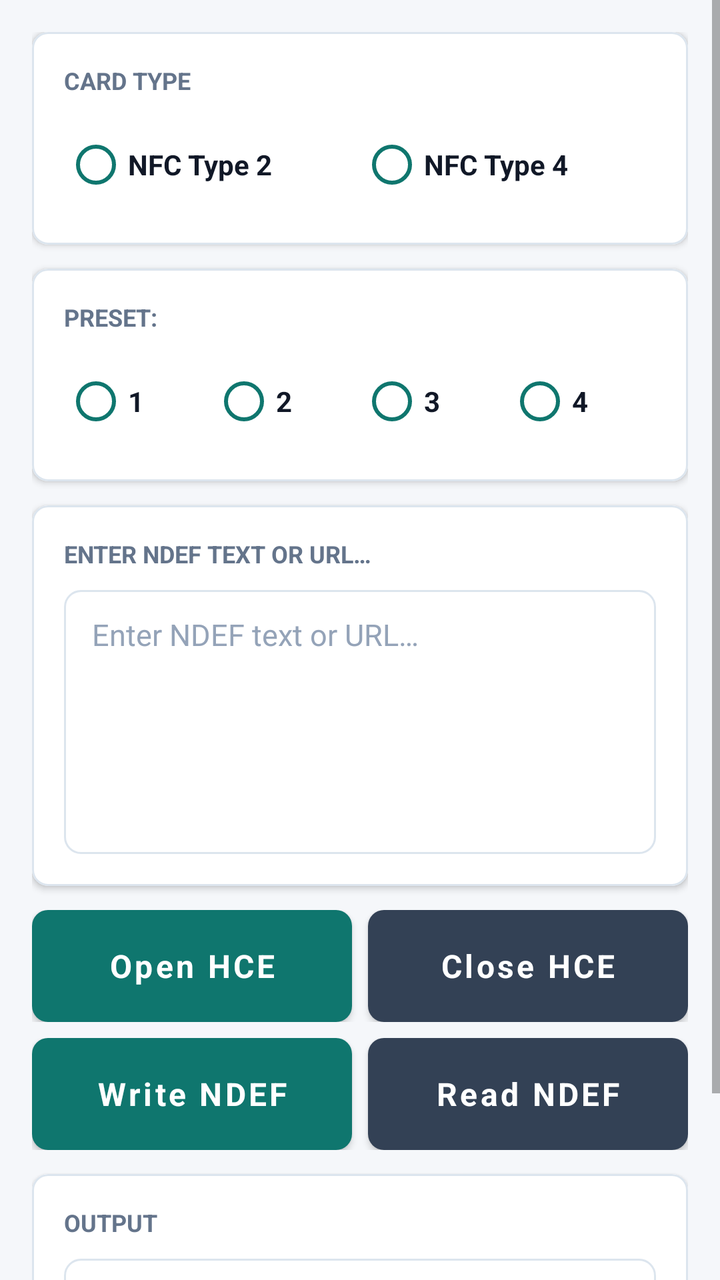
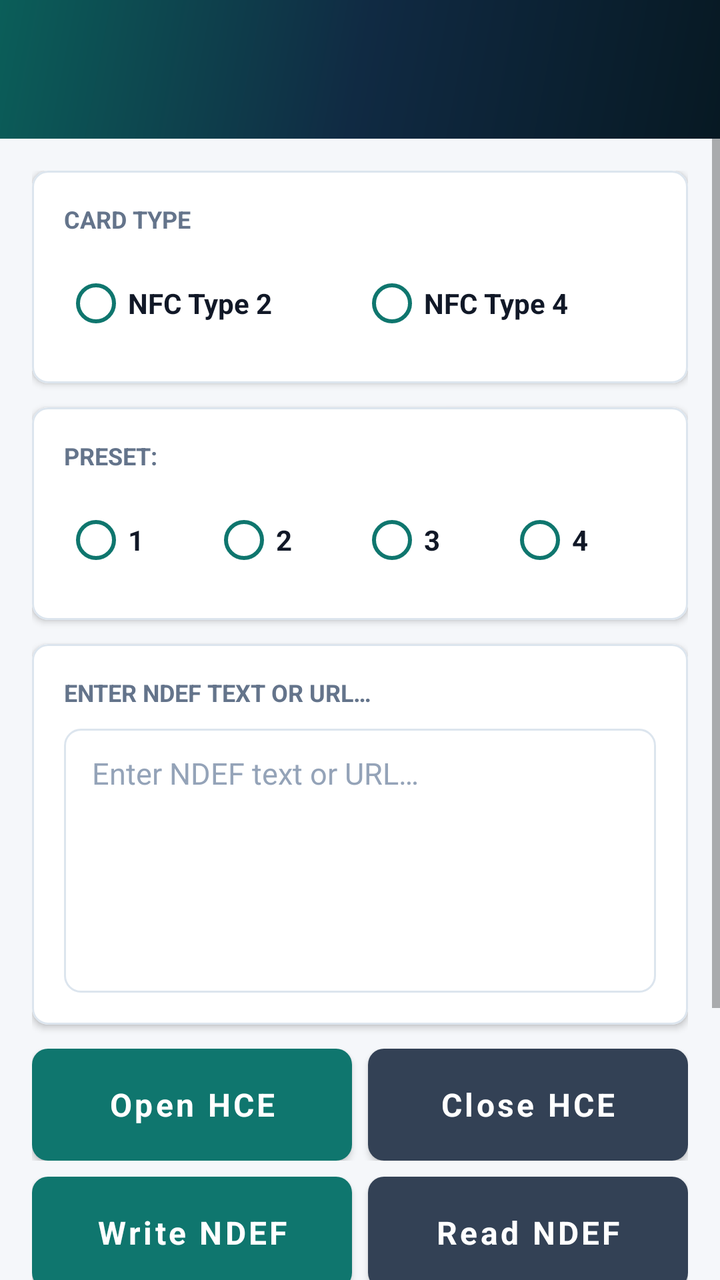

An Android layout rendered at two revisions. The XML below is the earlier revision; the diff shows what the commit changed to produce the second picture.
<!-- AndroidManifest.xml: application theme AppTheme -->
<!-- res/layout/activity_hce.xml -->
<?xml version="1.0" encoding="utf-8"?>
<LinearLayout xmlns:android="http://schemas.android.com/apk/res/android"
    xmlns:app="http://schemas.android.com/apk/res-auto"
    android:layout_width="match_parent"
    android:layout_height="match_parent"
    android:background="@color/background"
    android:orientation="vertical">

    <ScrollView
        android:layout_width="match_parent"
        android:layout_height="match_parent"
        android:fillViewport="true">

        <LinearLayout
            android:layout_width="match_parent"
            android:layout_height="wrap_content"
            android:orientation="vertical"
            android:padding="@dimen/screen_margin">

            <com.google.android.material.card.MaterialCardView
                style="@style/AppCard"
                android:layout_width="match_parent"
                android:layout_height="wrap_content"
                android:layout_marginBottom="12dp">

                <LinearLayout
                    android:layout_width="match_parent"
                    android:layout_height="wrap_content"
                    android:orientation="vertical"
                    android:padding="16dp">

                    <TextView
                        style="@style/TextSectionLabel"
                        android:layout_width="wrap_content"
                        android:layout_height="wrap_content"
                        android:text="@string/hce_card_type_label" />

                    <RadioGroup
                        android:id="@+id/rdg_nfc_type"
                        android:layout_width="match_parent"
                        android:layout_height="wrap_content"
                        android:layout_marginTop="10dp"
                        android:orientation="horizontal">

                        <RadioButton
                            android:id="@+id/rdo_type2"
                            android:layout_width="0dp"
                            android:layout_height="wrap_content"
                            android:layout_weight="1"
                            android:buttonTint="@color/accent"
                            android:text="@string/hce_type2"
                            android:textColor="@color/text_primary"
                            android:textStyle="bold" />

                        <RadioButton
                            android:id="@+id/rdo_type4"
                            android:layout_width="0dp"
                            android:layout_height="wrap_content"
                            android:layout_weight="1"
                            android:buttonTint="@color/accent"
                            android:text="@string/hce_type4"
                            android:textColor="@color/text_primary"
                            android:textStyle="bold" />
                    </RadioGroup>
                </LinearLayout>
            </com.google.android.material.card.MaterialCardView>

            <com.google.android.material.card.MaterialCardView
                style="@style/AppCard"
                android:layout_width="match_parent"
                android:layout_height="wrap_content"
                android:layout_marginBottom="12dp">

                <LinearLayout
                    android:layout_width="match_parent"
                    android:layout_height="wrap_content"
                    android:orientation="vertical"
                    android:padding="16dp">

                    <TextView
                        style="@style/TextSectionLabel"
                        android:layout_width="wrap_content"
                        android:layout_height="wrap_content"
                        android:text="@string/hce_data_label" />

                    <RadioGroup
                        android:id="@+id/rdg_nfc_data"
                        android:layout_width="match_parent"
                        android:layout_height="wrap_content"
                        android:layout_marginTop="10dp"
                        android:orientation="horizontal">

                        <RadioButton
                            android:id="@+id/rdo_data_1"
                            android:layout_width="0dp"
                            android:layout_height="wrap_content"
                            android:layout_weight="1"
                            android:buttonTint="@color/accent"
                            android:text="1"
                            android:textColor="@color/text_primary"
                            android:textStyle="bold" />

                        <RadioButton
                            android:id="@+id/rdo_data_2"
                            android:layout_width="0dp"
                            android:layout_height="wrap_content"
                            android:layout_weight="1"
                            android:buttonTint="@color/accent"
                            android:text="2"
                            android:textColor="@color/text_primary"
                            android:textStyle="bold" />

                        <RadioButton
                            android:id="@+id/rdo_data_3"
                            android:layout_width="0dp"
                            android:layout_height="wrap_content"
                            android:layout_weight="1"
                            android:buttonTint="@color/accent"
                            android:text="3"
                            android:textColor="@color/text_primary"
                            android:textStyle="bold" />

                        <RadioButton
                            android:id="@+id/rdo_data_4"
                            android:layout_width="0dp"
                            android:layout_height="wrap_content"
                            android:layout_weight="1"
                            android:buttonTint="@color/accent"
                            android:text="4"
                            android:textColor="@color/text_primary"
                            android:textStyle="bold" />
                    </RadioGroup>
                </LinearLayout>
            </com.google.android.material.card.MaterialCardView>

            <com.google.android.material.card.MaterialCardView
                style="@style/AppCard"
                android:layout_width="match_parent"
                android:layout_height="wrap_content"
                android:layout_marginBottom="12dp">

                <LinearLayout
                    android:layout_width="match_parent"
                    android:layout_height="wrap_content"
                    android:orientation="vertical"
                    android:padding="16dp">

                    <TextView
                        style="@style/TextSectionLabel"
                        android:layout_width="wrap_content"
                        android:layout_height="wrap_content"
                        android:text="@string/hce_ndef_hint" />

                    <EditText
                        android:id="@+id/edt_ndef_text"
                        style="@style/InputField"
                        android:layout_width="match_parent"
                        android:layout_height="132dp"
                        android:layout_marginTop="10dp"
                        android:gravity="top|start"
                        android:hint="@string/hce_ndef_hint"
                        android:inputType="textMultiLine"
                        android:maxLength="1014" />
                </LinearLayout>
            </com.google.android.material.card.MaterialCardView>

            <LinearLayout
                android:layout_width="match_parent"
                android:layout_height="wrap_content"
                android:layout_marginBottom="8dp"
                android:orientation="horizontal">

                <com.google.android.material.button.MaterialButton
                    android:id="@+id/btn_open_hce"
                    style="@style/AccentButton"
                    android:layout_width="0dp"
                    android:layout_height="@dimen/button_height"
                    android:layout_marginEnd="4dp"
                    android:layout_weight="1"
                    android:text="@string/hce_open" />

                <com.google.android.material.button.MaterialButton
                    android:id="@+id/btn_close_hce"
                    style="@style/SecondaryButton"
                    android:layout_width="0dp"
                    android:layout_height="@dimen/button_height"
                    android:layout_marginStart="4dp"
                    android:layout_weight="1"
                    android:text="@string/hce_close" />
            </LinearLayout>

            <LinearLayout
                android:layout_width="match_parent"
                android:layout_height="wrap_content"
                android:layout_marginBottom="12dp"
                android:orientation="horizontal">

                <com.google.android.material.button.MaterialButton
                    android:id="@+id/btn_write_ndef_data"
                    style="@style/AccentButton"
                    android:layout_width="0dp"
                    android:layout_height="@dimen/button_height"
                    android:layout_marginEnd="4dp"
                    android:layout_weight="1"
                    android:text="@string/hce_write" />

                <com.google.android.material.button.MaterialButton
                    android:id="@+id/btn_read_ndef_data"
                    style="@style/SecondaryButton"
                    android:layout_width="0dp"
                    android:layout_height="@dimen/button_height"
                    android:layout_marginStart="4dp"
                    android:layout_weight="1"
                    android:text="@string/hce_read" />
            </LinearLayout>

            <com.google.android.material.card.MaterialCardView
                style="@style/AppCard"
                android:layout_width="match_parent"
                android:layout_height="wrap_content">

                <LinearLayout
                    android:layout_width="match_parent"
                    android:layout_height="wrap_content"
                    android:orientation="vertical"
                    android:padding="16dp">

                    <TextView
                        style="@style/TextSectionLabel"
                        android:layout_width="wrap_content"
                        android:layout_height="wrap_content"
                        android:text="@string/hce_output_label" />

                    <TextView
                        android:id="@+id/tv_info"
                        android:layout_width="match_parent"
                        android:layout_height="wrap_content"
                        android:layout_marginTop="10dp"
                        android:background="@drawable/bg_input_field"
                        android:minHeight="88dp"
                        android:padding="14dp"
                        android:text="Output will appear here"
                        android:textColor="@color/text_primary"
                        android:textSize="14sp" />
                </LinearLayout>
            </com.google.android.material.card.MaterialCardView>
        </LinearLayout>
    </ScrollView>
</LinearLayout>
<!-- resources referenced by this layout -->
<resources>
  <color name="accent">#0F766E</color>
  <color name="background">#F5F7FA</color>
  <color name="text_primary">#111827</color>
  <dimen name="button_height">56dp</dimen>
  <dimen name="screen_margin">16dp</dimen>
  <!-- drawable bg_input_field (drawable) -->
  <?xml version="1.0" encoding="utf-8"?>
  <shape xmlns:android="http://schemas.android.com/apk/res/android">
      <solid android:color="@color/surface" />
      <stroke
          android:width="1dp"
          android:color="@color/card_stroke" />
      <corners android:radius="@dimen/field_corner_radius" />
  </shape>
  <string name="hce_card_type_label">Card type</string>
  <string name="hce_close">Close HCE</string>
  <string name="hce_data_label">Preset:</string>
  <string name="hce_ndef_hint">Enter NDEF text or URL\u2026</string>
  <string name="hce_open">Open HCE</string>
  <string name="hce_output_label">Output</string>
  <string name="hce_read">Read NDEF</string>
  <string name="hce_type2">NFC Type 2</string>
  <string name="hce_type4">NFC Type 4</string>
  <string name="hce_write">Write NDEF</string>
  <style name="AppCard" parent="Widget.MaterialComponents.CardView">
          <item name="cardCornerRadius">@dimen/card_corner_radius</item>
          <item name="cardElevation">@dimen/card_elevation</item>
          <item name="cardBackgroundColor">@color/card</item>
          <item name="strokeColor">@color/card_stroke</item>
          <item name="strokeWidth">1dp</item>
      </style>
  <style name="InputField">
          <item name="android:background">@drawable/bg_input_field</item>
          <item name="android:paddingStart">14dp</item>
          <item name="android:paddingEnd">14dp</item>
          <item name="android:paddingTop">12dp</item>
          <item name="android:paddingBottom">12dp</item>
          <item name="android:textColor">@color/text_primary</item>
          <item name="android:textColorHint">@color/text_tertiary</item>
          <item name="android:textSize">15sp</item>
      </style>
  <style name="TextSectionLabel">
          <item name="android:textColor">@color/text_secondary</item>
          <item name="android:textSize">12sp</item>
          <item name="android:textStyle">bold</item>
          <item name="android:textAllCaps">true</item>
      </style>
  <color name="surface">#FFFFFF</color>
  <color name="card_stroke">#DCE5EE</color>
  <dimen name="field_corner_radius">8dp</dimen>
  <color name="white">#FFFFFF</color>
  <color name="accent_dark">#0B5E59</color>
  <dimen name="card_corner_radius">8dp</dimen>
  <dimen name="card_elevation">2dp</dimen>
  <color name="card">#FFFFFF</color>
  <color name="text_tertiary">#94A3B8</color>
  <color name="btn_secondary">#334155</color>
  <color name="primary_dark">#071923</color>
  <color name="text_secondary">#64748B</color>
  <color name="primary">#102A43</color>
  <!-- unchanged entries left out for length: 3 -->
</resources>

<!-- the commit's change to res/layout/activity_hce.xml (unified diff, before → after) -->
@@ -6,9 +6,12 @@
     android:background="@color/background"
     android:orientation="vertical">
 
+    <include layout="@layout/header_screen" />
+
     <ScrollView
         android:layout_width="match_parent"
-        android:layout_height="match_parent"
+        android:layout_height="0dp"
+        android:layout_weight="1"
         android:fillViewport="true">
 
         <LinearLayout
@@ -247,3 +250,51 @@
         </LinearLayout>
     </ScrollView>
 </LinearLayout>
+<!-- res/layout/header_screen.xml (included above) -->
+<?xml version="1.0" encoding="utf-8"?>
+<LinearLayout xmlns:android="http://schemas.android.com/apk/res/android"
+    android:layout_width="match_parent"
+    android:layout_height="wrap_content"
+    android:background="@drawable/bg_amount_panel"
+    android:gravity="center_vertical"
+    android:orientation="horizontal"
+    android:paddingStart="@dimen/screen_margin"
+    android:paddingTop="16dp"
+    android:paddingEnd="@dimen/screen_margin"
+    android:paddingBottom="18dp">
+
+    <ImageButton
+        android:id="@+id/btn_back"
+        android:layout_width="40dp"
+        android:layout_height="40dp"
+        android:layout_marginEnd="8dp"
+        android:background="?attr/selectableItemBackgroundBorderless"
+        android:contentDescription="@string/back"
+        android:padding="8dp"
+        android:src="@drawable/ic_arrow_back"
+        android:visibility="gone" />
+
+    <LinearLayout
+        android:layout_width="0dp"
+        android:layout_height="wrap_content"
+        android:layout_weight="1"
+        android:orientation="vertical">
+
+        <TextView
+            android:id="@+id/tv_header_label"
+            style="@style/TextSectionLabel"
+            android:layout_width="wrap_content"
+            android:layout_height="wrap_content"
+            android:textColor="#B8FFFFFF"
+            android:visibility="gone" />
+
+        <TextView
+            android:id="@+id/tv_header_title"
+            android:layout_width="match_parent"
+            android:layout_height="wrap_content"
+            android:layout_marginTop="6dp"
+            android:textColor="@color/white"
+            android:textSize="22sp"
+            android:textStyle="bold" />
+    </LinearLayout>
+</LinearLayout>
<!-- resource entries referenced after the edit -->
@@ -5,6 +5,15 @@
   <color name="text_primary">#111827</color>
   <dimen name="button_height">56dp</dimen>
   <dimen name="screen_margin">16dp</dimen>
+  <!-- drawable bg_amount_panel (drawable) -->
+  <?xml version="1.0" encoding="utf-8"?>
+  <shape xmlns:android="http://schemas.android.com/apk/res/android">
+      <gradient
+          android:angle="135"
+          android:startColor="@color/primary_dark"
+          android:centerColor="@color/primary"
+          android:endColor="@color/accent_dark" />
+  </shape>
   <!-- drawable bg_input_field (drawable) -->
   <?xml version="1.0" encoding="utf-8"?>
   <shape xmlns:android="http://schemas.android.com/apk/res/android">
@@ -14,6 +23,22 @@
           android:color="@color/card_stroke" />
       <corners android:radius="@dimen/field_corner_radius" />
   </shape>
+  <!-- drawable ic_arrow_back (drawable) -->
+  <?xml version="1.0" encoding="utf-8"?>
+  <vector xmlns:android="http://schemas.android.com/apk/res/android"
+      android:width="24dp"
+      android:height="24dp"
+      android:viewportWidth="24"
+      android:viewportHeight="24">
+      <path
+          android:fillColor="@android:color/transparent"
+          android:pathData="M19,12H5M12,5l-7,7 7,7"
+          android:strokeColor="@color/white"
+          android:strokeLineCap="round"
+          android:strokeLineJoin="round"
+          android:strokeWidth="2" />
+  </vector>
+  <string name="back">Back</string>
   <string name="hce_card_type_label">Card type</string>
   <string name="hce_close">Close HCE</string>
   <string name="hce_data_label">Preset:</string>
